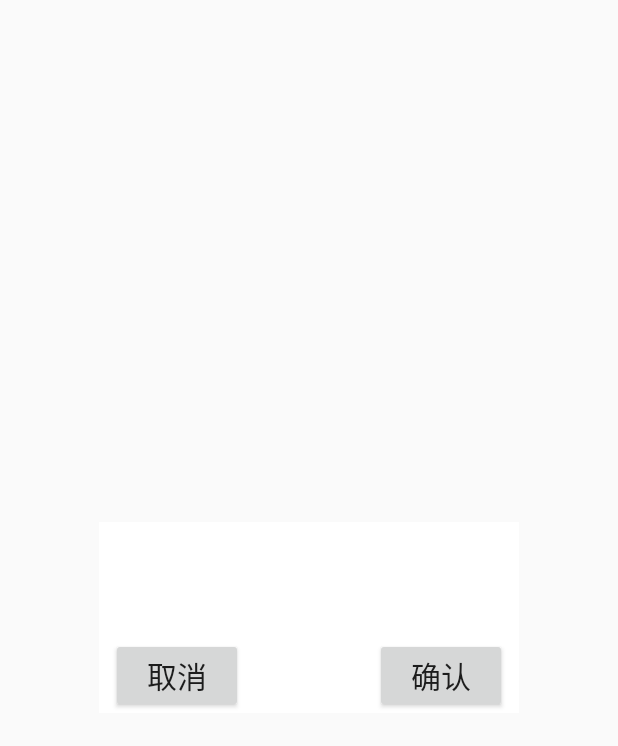
After one commit to zhudedian/yzg, an Android app: the layout confirm_popu.xml on its own in the app's theme, with its tools: preview values and no code run, on a phone screen of 412 x 824 dp. The commit adds this screen. Shown: the top 746 px of the screen. Run offline under Robolectric (Android 15) with nearby library versions, the phone set to English and light mode, and no system bars.

Commit message:
20171213

```diff
--- a/app/src/main/java/com/ider/yzg/db/MyData.java
+++ b/app/src/main/java/com/ider/yzg/db/MyData.java
@@ -38,9 +38,10 @@ public class MyData {
     public static String screenshotSavePath;
     public static SocketClient client;
     public static boolean isRequesting;
-    public static String disPlayMode = "trans";
+    public static String disPlayMode = "normal";
 
     public final static String NORMAL = "normal";
     public final static String TRANS = "trans";
+    public final static String SELECT = "select";
 
 }
--- a/app/src/main/java/com/ider/yzg/net/Connect.java
+++ b/app/src/main/java/com/ider/yzg/net/Connect.java
@@ -66,7 +66,7 @@ public class Connect {
         }
     }
     private static void onBrodacastReceiver() {
-        Log.i("receiver","onBrodacastReceiver");
+        //Log.i("receiver","onBrodacastReceiver");
         new Thread(new Runnable() {
             @Override
             public void run() {
--- /dev/null
+++ b/app/src/main/res/layout/confirm_popu.xml
@@ -0,0 +1,70 @@
+<?xml version="1.0" encoding="utf-8"?>
+<RelativeLayout xmlns:android="http://schemas.android.com/apk/res/android"
+                android:id="@+id/outside_relative"
+                android:layout_width="match_parent"
+                android:layout_height="match_parent">
+    <LinearLayout
+        android:id="@+id/inner_linear"
+        android:orientation="vertical"
+        android:layout_width="280dp"
+        android:layout_height="wrap_content"
+        android:layout_centerInParent="true"
+        android:background="@color/white">
+        <TextView
+            android:id="@+id/title"
+            android:layout_width="match_parent"
+            android:layout_height="50dp"
+            android:gravity="center"
+            android:textColor="@color/item_menu_select"
+            android:textSize="30dp"/>
+        <TextView
+            android:id="@+id/file_name"
+            android:layout_width="match_parent"
+            android:layout_height="0dp"
+            android:textSize="20dp"
+            android:textColor="@color/item_menu_select"
+            android:layout_weight="1"/>
+        <LinearLayout
+            android:id="@+id/all_select"
+            android:orientation="horizontal"
+            android:layout_width="wrap_content"
+            android:layout_height="wrap_content"
+            android:visibility="gone"
+            android:layout_gravity="center"
+            >
+            <TextView
+                android:layout_width="wrap_content"
+                android:layout_height="wrap_content"
+                android:layout_gravity="center_vertical"
+                android:text="全选："/>
+            <CheckBox
+                android:id="@+id/all_select_check"
+                android:layout_width="wrap_content"
+                android:layout_height="wrap_content"
+                android:layout_gravity="center_vertical"
+                />
+        </LinearLayout>
+
+        <RelativeLayout
+            android:layout_width="wrap_content"
+            android:layout_height="wrap_content">
+            <Button
+                android:id="@+id/cancel_action"
+                android:layout_width="wrap_content"
+                android:layout_height="wrap_content"
+                android:layout_alignParentLeft="true"
+                android:layout_marginLeft="8dp"
+                android:textSize="20dp"
+                android:text="取消"/>
+            <Button
+                android:id="@+id/ok_action"
+                android:layout_width="wrap_content"
+                android:layout_height="wrap_content"
+                android:layout_alignParentRight="true"
+                android:layout_marginRight="8dp"
+                android:textSize="20dp"
+                android:text="确认"/>
+
+        </RelativeLayout>
+    </LinearLayout>
+</RelativeLayout>
--- a/app/src/main/res/layout/fragment_transport.xml
+++ b/app/src/main/res/layout/fragment_transport.xml
@@ -102,6 +102,11 @@
             android:dividerHeight="1dp"
             />
 
+        <com.ider.yzg.view.OperateBar
+            android:id="@+id/operate_bar"
+            android:layout_width="match_parent"
+            android:layout_height="40dp"
+            android:visibility="gone"/>
 
 
     </LinearLayout>
--- a/app/src/main/res/values/strings.xml
+++ b/app/src/main/res/values/strings.xml
@@ -35,6 +35,9 @@
     <string name="item_rename">重命名</string>
     <string name="item_remove">删除</string>
     <string name="item_copy">复制</string>
+    <string name="item_allcheck">全选</string>
+    <string name="item_cancel">取消</string>
+    <string name="item_new_create">新建</string>
 
     <string name="def_path_info">/storage/emulated/0\"type=\"1\"name=\"Music\"size=\"4.12G\"type=\"1\"name=\"Ringtones\"size=\"4.12G
         \"type=\"1\"name=\"Alarms\"size=\"4.12G\"type=\"1\"name=\"Movies\"size=\"4.12G\"type=\"1\"name=\"Download\"size=\"4.12G
--- a/app/src/main/res/values/styles.xml
+++ b/app/src/main/res/values/styles.xml
@@ -11,5 +11,11 @@
         <item name="android:windowEnterAnimation">@anim/popupwindow_enter</item>
         <item name="android:windowExitAnimation">@anim/popupwindow_exit</item>
     </style>
+    <style name="OperateBarOpItemStyle">
+        <item name="android:layout_width">0dp</item>
+        <item name="android:layout_height">40dp</item>
+        <item name="android:layout_weight">1</item>
+        <item name="android:visibility">gone</item>
+    </style>
 
 </resources>
```
Also changed, not shown: app/src/main/java/com/ider/yzg/view/ConfirmPopu.java (added, +79 -0 lines), app/src/main/java/com/ider/yzg/view/ItemOpMenu.java (+21 -0 lines), app/src/main/java/com/ider/yzg/view/OperateBar.java (added, +208 -0 lines), app/src/main/java/com/ider/yzg/view/TransportFragment.java (+85 -13 lines), app/src/main/res/layout/operate_bar.xml (added, +41 -0 lines), app/src/main/res/drawable/ic_allcheck_select.png (added), app/src/main/res/drawable/ic_allcheck_unselect.png (added), app/src/main/res/drawable/ic_cancel.png (added), app/src/main/res/drawable/ic_new_create.png (added).
